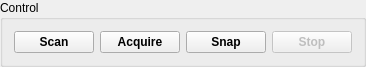
First picture: the form in src/main/resources/windows/ui/ControlGroupBox.ui, repository sstucker/OCTview, before the edit.
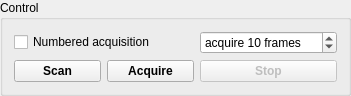
Second picture: the form after the edit.

```diff
--- a/src/main/resources/windows/ui/ControlGroupBox.ui
+++ b/src/main/resources/windows/ui/ControlGroupBox.ui
@@ -6,87 +6,15 @@
    <rect>
     <x>0</x>
     <y>0</y>
-    <width>350</width>
-    <height>56</height>
+    <width>351</width>
+    <height>75</height>
    </rect>
   </property>
   <property name="title">
    <string>Control</string>
   </property>
-  <layout class="QHBoxLayout" name="horizontalLayout">
-   <item>
-    <widget class="QPushButton" name="pushScan">
-     <property name="font">
-      <font>
-       <weight>75</weight>
-       <bold>true</bold>
-      </font>
-     </property>
-     <property name="toolTip">
-      <string>Scan indefinitely without recording</string>
-     </property>
-     <property name="text">
-      <string>Scan</string>
-     </property>
-     <property name="iconSize">
-      <size>
-       <width>8</width>
-       <height>12</height>
-      </size>
-     </property>
-     <property name="checkable">
-      <bool>false</bool>
-     </property>
-     <property name="flat">
-      <bool>false</bool>
-     </property>
-    </widget>
-   </item>
-   <item>
-    <widget class="QPushButton" name="pushAcquire">
-     <property name="font">
-      <font>
-       <weight>75</weight>
-       <bold>true</bold>
-      </font>
-     </property>
-     <property name="toolTip">
-      <string>Begin recording to a file</string>
-     </property>
-     <property name="text">
-      <string>Acquire</string>
-     </property>
-    </widget>
-   </item>
-   <item>
-    <widget class="QPushButton" name="pushSnap">
-     <property name="font">
-      <font>
-       <weight>75</weight>
-       <bold>true</bold>
-      </font>
-     </property>
-     <property name="toolTip">
-      <string>Scan indefinitely without recording</string>
-     </property>
-     <property name="text">
-      <string>Snap</string>
-     </property>
-     <property name="iconSize">
-      <size>
-       <width>8</width>
-       <height>12</height>
-      </size>
-     </property>
-     <property name="checkable">
-      <bool>false</bool>
-     </property>
-     <property name="flat">
-      <bool>false</bool>
-     </property>
-    </widget>
-   </item>
-   <item>
+  <layout class="QGridLayout" name="gridLayout">
+   <item row="1" column="2">
     <widget class="QPushButton" name="pushStop">
      <property name="enabled">
       <bool>false</bool>
@@ -111,6 +39,76 @@
      </property>
     </widget>
    </item>
+   <item row="1" column="1">
+    <widget class="QPushButton" name="pushAcquire">
+     <property name="font">
+      <font>
+       <weight>75</weight>
+       <bold>true</bold>
+      </font>
+     </property>
+     <property name="toolTip">
+      <string>Begin recording to a file</string>
+     </property>
+     <property name="text">
+      <string>Acquire</string>
+     </property>
+    </widget>
+   </item>
+   <item row="1" column="0">
+    <widget class="QPushButton" name="pushScan">
+     <property name="font">
+      <font>
+       <weight>75</weight>
+       <bold>true</bold>
+      </font>
+     </property>
+     <property name="toolTip">
+      <string>Scan indefinitely without recording</string>
+     </property>
+     <property name="text">
+      <string>Scan</string>
+     </property>
+     <property name="iconSize">
+      <size>
+       <width>8</width>
+       <height>12</height>
+      </size>
+     </property>
+     <property name="checkable">
+      <bool>false</bool>
+     </property>
+     <property name="flat">
+      <bool>false</bool>
+     </property>
+    </widget>
+   </item>
+   <item row="0" column="2">
+    <widget class="QSpinBox" name="spinFramesToAcquire">
+     <property name="suffix">
+      <string> frames</string>
+     </property>
+     <property name="prefix">
+      <string>acquire </string>
+     </property>
+     <property name="minimum">
+      <number>1</number>
+     </property>
+     <property name="maximum">
+      <number>8192</number>
+     </property>
+     <property name="value">
+      <number>10</number>
+     </property>
+    </widget>
+   </item>
+   <item row="0" column="0" colspan="2">
+    <widget class="QCheckBox" name="checkNumberedAcquisition">
+     <property name="text">
+      <string>Numbered acquisition</string>
+     </property>
+    </widget>
+   </item>
   </layout>
  </widget>
  <resources/>
```
